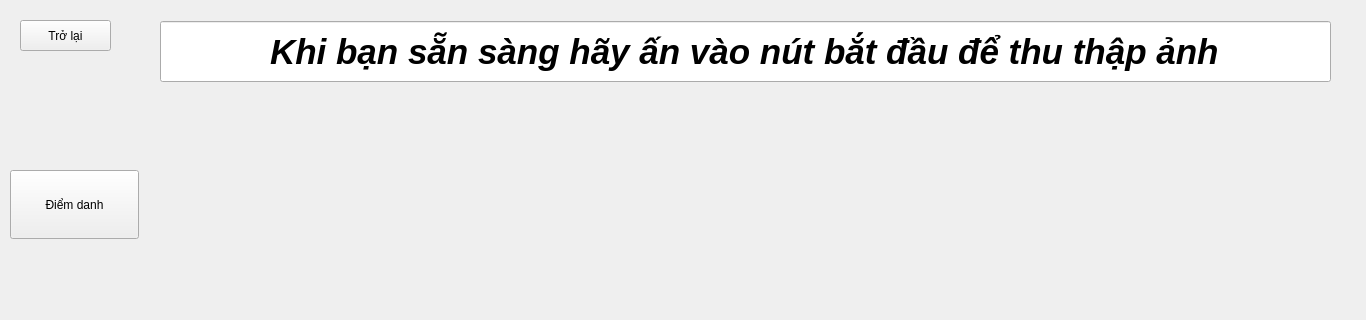
Above: src/ui/student/Attendance.ui from ngocgiang99/Attendance-By-Face before the change; both pictures show x 0 to 1366 and y 0 to 320 of the 1366 by 768 pixel window. Below: the same form after it.
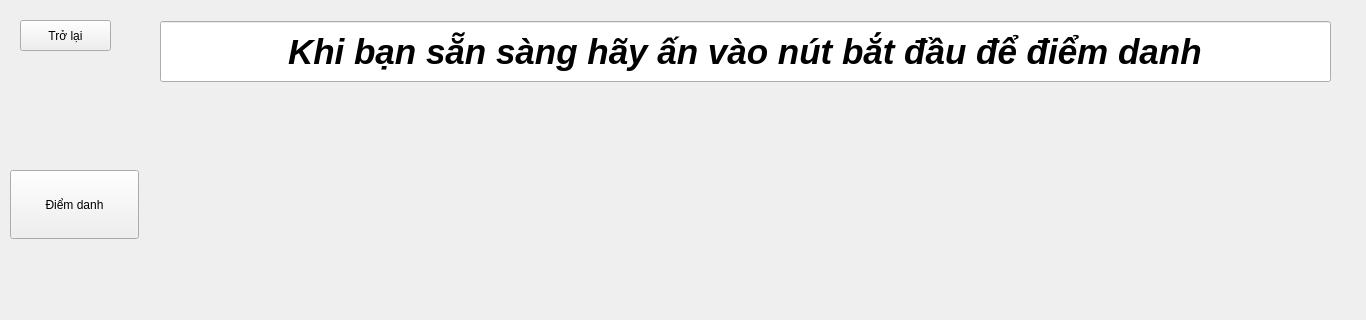
That is the form after the change.

Patch:
```diff
--- a/src/ui/student/Attendance.ui
+++ b/src/ui/student/Attendance.ui
@@ -49,7 +49,7 @@
     <cursorShape>ArrowCursor</cursorShape>
    </property>
    <property name="text">
-    <string>Khi bạn sẵn sàng hãy ấn vào nút bắt đầu để thu thập ảnh</string>
+    <string>Khi bạn sẵn sàng hãy ấn vào nút bắt đầu để điểm danh</string>
    </property>
    <property name="alignment">
     <set>Qt::AlignCenter</set>
```
